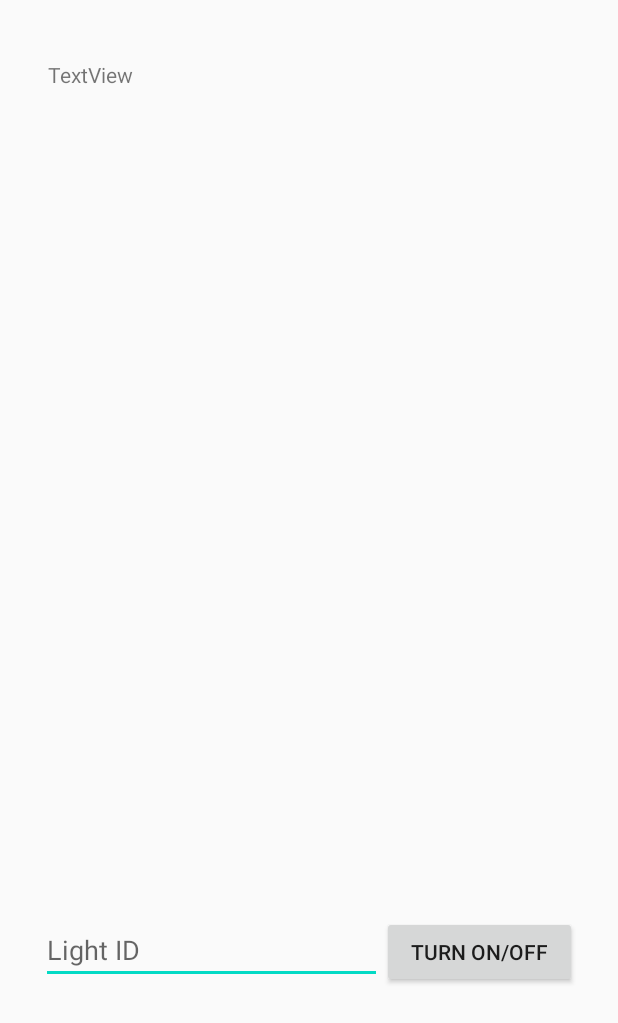
After one commit to rsoberanes/SafeAlwayz, an Android app: the AccountLightActivity screen opened directly, with no data from a screen before it, on a phone screen of 412 x 824 dp. The commit adds this screen. Shown: the top 1023 px of the screen. Run offline under Robolectric (Android 15) with nearby library versions, the phone set to English and light mode, and no system bars.

Commit message:
AccountLightActivity

```diff
--- a/app/src/main/AndroidManifest.xml
+++ b/app/src/main/AndroidManifest.xml
@@ -9,7 +9,8 @@
         android:roundIcon="@mipmap/ic_launcher_round"
         android:supportsRtl="true"
         android:theme="@style/AppTheme">
-        <activity android:name=".AddLightActivity"></activity>
+        <activity android:name=".AccountLightActivity"></activity>
+        <activity android:name=".AddLightActivity" />
         <activity android:name=".AddSmartFridgeActivity" />
         <activity android:name=".AddCameraActivity" />
         <activity android:name=".AddDeviceActivity" />
--- /dev/null
+++ b/app/src/main/java/com/studios/primitive/safealwayz/AccountLightActivity.java
@@ -0,0 +1,80 @@
+
+package com.studios.primitive.safealwayz;
+
+import androidx.appcompat.app.AppCompatActivity;
+
+import android.os.Bundle;
+import android.view.View;
+import android.widget.ArrayAdapter;
+import android.widget.Button;
+import android.widget.EditText;
+import android.widget.ListView;
+import android.widget.Toast;
+
+import com.studios.primitive.safealwayz.ui.main.Account.AccountModel;
+import com.studios.primitive.safealwayz.ui.main.Light.LightDatabaseHelper;
+import com.studios.primitive.safealwayz.ui.main.Light.LightModel;
+
+import java.util.List;
+
+public class AccountLightActivity extends AppCompatActivity {
+    Button turn;
+    ListView listV;
+    EditText lightID;
+    ArrayAdapter<LightModel> lightArrayAdapter;
+    LightDatabaseHelper lightDatabaseHelper;
+
+
+
+
+
+
+    @Override
+    protected void onCreate(Bundle savedInstanceState) {
+        super.onCreate(savedInstanceState);
+        setContentView(R.layout.activity_account_light);
+        final AccountModel model = (AccountModel) getIntent().getSerializableExtra("obj");
+        turn = (Button) findViewById(R.id.turn_light);
+        listV = (ListView) findViewById(R.id.list_view);
+        lightID = (EditText) findViewById(R.id.light_id_input);
+
+        /*
+        lightArrayAdapter = new ArrayAdapter<LightModel>(AccountLightActivity.this, android.R.layout.simple_list_item_1,lightDatabaseHelper.getAllLights(model));
+        listV.setAdapter(lightArrayAdapter);
+
+         */
+
+        turn.setOnClickListener(new View.OnClickListener() {
+            @Override
+            public void onClick(View v) {
+                String lightInput = lightID.getText().toString();
+                Toast.makeText(AccountLightActivity.this, model.getUserName(), Toast.LENGTH_SHORT).show();
+
+                //LightModel li = lightDatabaseHelper.getLight(lightInput, model.getUserName());
+                //Toast.makeText(AccountLightActivity.this, li.toString(), Toast.LENGTH_SHORT).show();
+
+                /*
+
+                if (lightInput.isEmpty()) {
+                    Toast.makeText(AccountLightActivity.this, "Please Choose a LightID", Toast.LENGTH_SHORT).show();
+                }else{
+                    LightModel li = lightDatabaseHelper.getLight(lightInput, model.getUserName());
+                    if(li.isActive()){
+                        li.setActive(false);
+                    }else{
+                        li.setActive(true);
+                    }
+                    lightDatabaseHelper.changeLightStatus(li);
+                    Toast.makeText(AccountLightActivity.this, li.toString() , Toast.LENGTH_SHORT).show();
+                    lightArrayAdapter = new ArrayAdapter<LightModel>(AccountLightActivity.this, android.R.layout.simple_list_item_1,lightDatabaseHelper.getAllLights(model));
+                    listV.setAdapter(lightArrayAdapter);
+                }
+
+                 */
+            }
+        });
+
+
+
+    }
+}
--- a/app/src/main/java/com/studios/primitive/safealwayz/ui/main/Light/LightModel.java
+++ b/app/src/main/java/com/studios/primitive/safealwayz/ui/main/Light/LightModel.java
@@ -9,7 +9,7 @@ public class LightModel {
     int timer;
     AccountModel account;
 
-    LightModel(String loc, AccountModel acc){
+    public LightModel(String loc, AccountModel acc){
         this.account = acc;
         this.location = loc;
         this.active = false;
--- /dev/null
+++ b/app/src/main/res/layout/activity_account_light.xml
@@ -0,0 +1,57 @@
+<?xml version="1.0" encoding="utf-8"?>
+<androidx.constraintlayout.widget.ConstraintLayout xmlns:android="http://schemas.android.com/apk/res/android"
+    xmlns:app="http://schemas.android.com/apk/res-auto"
+    xmlns:tools="http://schemas.android.com/tools"
+    android:layout_width="match_parent"
+    android:layout_height="match_parent"
+    tools:context=".AccountLightActivity">
+
+    <ListView
+        android:id="@+id/list_view"
+        android:layout_width="343dp"
+        android:layout_height="443dp"
+        android:layout_marginTop="108dp"
+        app:layout_constraintEnd_toEndOf="parent"
+        app:layout_constraintStart_toStartOf="parent"
+        app:layout_constraintTop_toTopOf="parent" >
+
+    </ListView>
+
+    <TextView
+        android:id="@+id/textView"
+        android:layout_width="132dp"
+        android:layout_height="28dp"
+        android:layout_marginStart="32dp"
+        android:text="TextView"
+        app:layout_constraintBottom_toTopOf="@+id/list_view"
+        app:layout_constraintStart_toStartOf="parent"
+        app:layout_constraintTop_toTopOf="parent" />
+
+    <LinearLayout
+        android:layout_width="357dp"
+        android:layout_height="154dp"
+        android:orientation="horizontal"
+        app:layout_constraintBottom_toBottomOf="parent"
+        app:layout_constraintEnd_toEndOf="parent"
+        app:layout_constraintStart_toStartOf="parent"
+        app:layout_constraintTop_toBottomOf="@+id/list_view">
+
+        <EditText
+            android:id="@+id/light_id_input"
+            android:layout_width="wrap_content"
+            android:layout_height="wrap_content"
+            android:layout_weight="1"
+            android:ems="10"
+            android:hint="Light ID"
+            android:inputType="textPersonName" />
+
+        <Button
+            android:id="@+id/turn_light"
+            android:layout_width="wrap_content"
+            android:layout_height="wrap_content"
+            android:layout_weight="1"
+            android:text="Turn On/Off" />
+
+    </LinearLayout>
+
+</androidx.constraintlayout.widget.ConstraintLayout>
```
Also changed, not shown: app/src/main/java/com/studios/primitive/safealwayz/AddLightActivity.java (+38 -1 lines), app/src/main/java/com/studios/primitive/safealwayz/ui/main/Fragments/AppliancesFragment.java (+24 -2 lines), app/src/main/java/com/studios/primitive/safealwayz/ui/main/Light/LightDatabaseHelper.java (+12 -15 lines).
